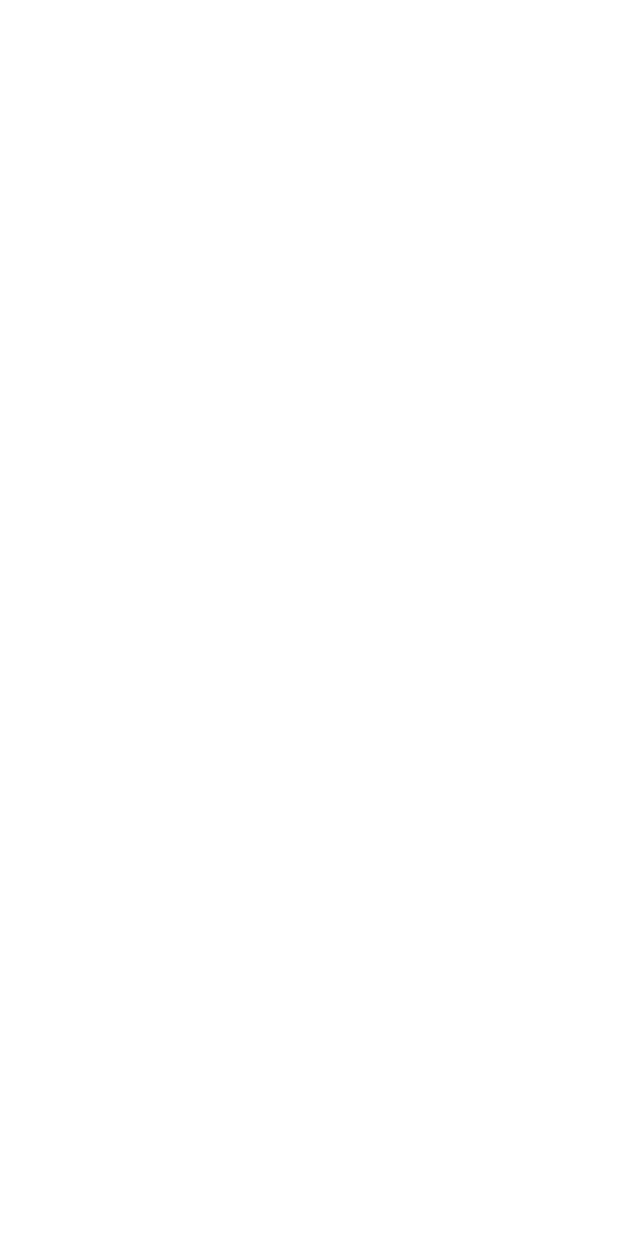
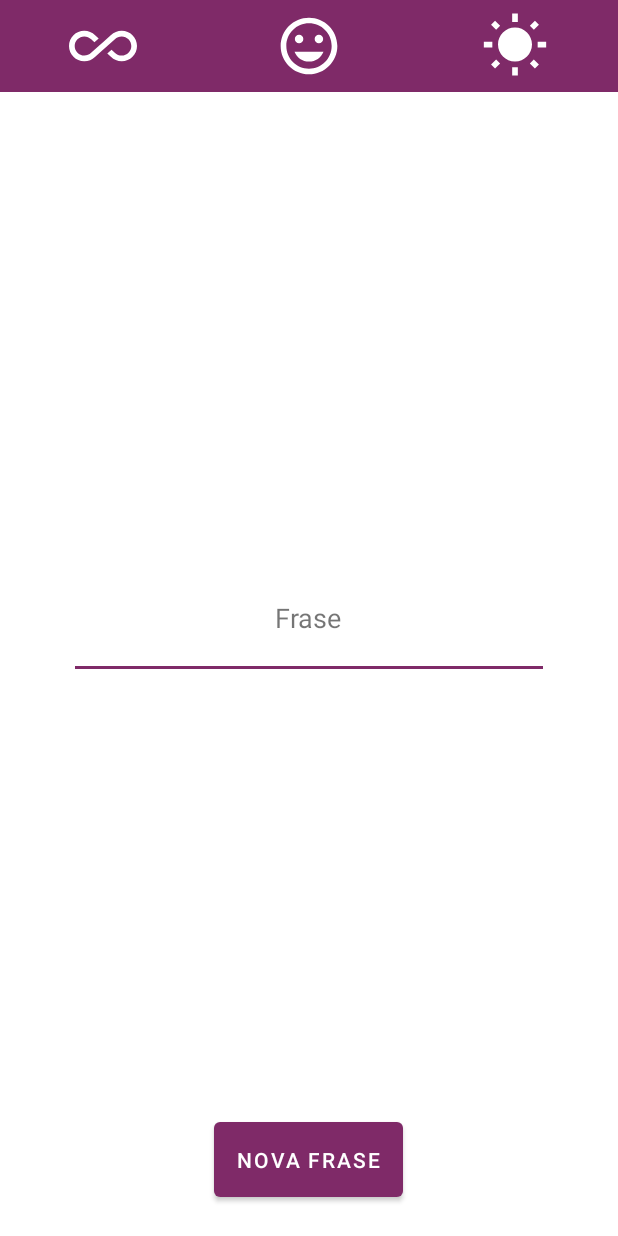
Before and after one commit to jmvgcomp/Gerador-de-Frases-Motivacionais, an Android app: the MainActivity screen opened directly, with no data from a screen before it, on a phone screen of 412 x 824 dp. Before the commit the screen is empty. Run offline under Robolectric (Android 15) with nearby library versions, the phone set to English and light mode, and no system bars.

Commit message:
MainActivity - Design | Parcial

```diff
--- a/app/src/main/java/dev/jmvg/frasesmotivacionais/ui/MainActivity.kt
+++ b/app/src/main/java/dev/jmvg/frasesmotivacionais/ui/MainActivity.kt
@@ -16,7 +16,7 @@ class MainActivity : AppCompatActivity() {
     setContentView(R.layout.activity_main)
 
 
-    val textName = findViewById<TextView>(R.id.editText)
+    val textName = findViewById<TextView>(R.id.textName)
 
     mSecurityPreferences = SecurityPreferences(this)
     textName.text = mSecurityPreferences.getString(MotivationConstants.KEY.PERSON_NAME)
--- /dev/null
+++ b/app/src/main/res/drawable/ic_happy.xml
@@ -0,0 +1,10 @@
+<vector xmlns:android="http://schemas.android.com/apk/res/android"
+    android:width="24dp"
+    android:height="24dp"
+    android:viewportWidth="24"
+    android:viewportHeight="24"
+    android:tint="?attr/colorControlNormal">
+  <path
+      android:fillColor="@android:color/white"
+      android:pathData="M11.99,2C6.47,2 2,6.48 2,12s4.47,10 9.99,10C17.52,22 22,17.52 22,12S17.52,2 11.99,2zM12,20c-4.42,0 -8,-3.58 -8,-8s3.58,-8 8,-8 8,3.58 8,8 -3.58,8 -8,8zM15.5,11c0.83,0 1.5,-0.67 1.5,-1.5S16.33,8 15.5,8 14,8.67 14,9.5s0.67,1.5 1.5,1.5zM8.5,11c0.83,0 1.5,-0.67 1.5,-1.5S9.33,8 8.5,8 7,8.67 7,9.5 7.67,11 8.5,11zM12,17.5c2.33,0 4.31,-1.46 5.11,-3.5L6.89,14c0.8,2.04 2.78,3.5 5.11,3.5z"/>
+</vector>
--- /dev/null
+++ b/app/src/main/res/drawable/ic_infinity.xml
@@ -0,0 +1,10 @@
+<vector xmlns:android="http://schemas.android.com/apk/res/android"
+    android:width="24dp"
+    android:height="24dp"
+    android:viewportWidth="24"
+    android:viewportHeight="24"
+    android:tint="?attr/colorControlNormal">
+  <path
+      android:fillColor="@android:color/white"
+      android:pathData="M18.6,6.62c-1.44,0 -2.8,0.56 -3.77,1.53L12,10.66 10.48,12h0.01L7.8,14.39c-0.64,0.64 -1.49,0.99 -2.4,0.99 -1.87,0 -3.39,-1.51 -3.39,-3.38S3.53,8.62 5.4,8.62c0.91,0 1.76,0.35 2.44,1.03l1.13,1 1.51,-1.34L9.22,8.2C8.2,7.18 6.84,6.62 5.4,6.62 2.42,6.62 0,9.04 0,12s2.42,5.38 5.4,5.38c1.44,0 2.8,-0.56 3.77,-1.53l2.83,-2.5 0.01,0.01L13.52,12h-0.01l2.69,-2.39c0.64,-0.64 1.49,-0.99 2.4,-0.99 1.87,0 3.39,1.51 3.39,3.38s-1.52,3.38 -3.39,3.38c-0.9,0 -1.76,-0.35 -2.44,-1.03l-1.14,-1.01 -1.51,1.34 1.27,1.12c1.02,1.01 2.37,1.57 3.82,1.57 2.98,0 5.4,-2.41 5.4,-5.38s-2.42,-5.37 -5.4,-5.37z"/>
+</vector>
--- /dev/null
+++ b/app/src/main/res/drawable/ic_sun.xml
@@ -0,0 +1,10 @@
+<vector xmlns:android="http://schemas.android.com/apk/res/android"
+    android:width="24dp"
+    android:height="24dp"
+    android:viewportWidth="24"
+    android:viewportHeight="24"
+    android:tint="?attr/colorControlNormal">
+  <path
+      android:fillColor="@android:color/white"
+      android:pathData="M6.76,4.84l-1.8,-1.79 -1.41,1.41 1.79,1.79 1.42,-1.41zM4,10.5L1,10.5v2h3v-2zM13,0.55h-2L11,3.5h2L13,0.55zM20.45,4.46l-1.41,-1.41 -1.79,1.79 1.41,1.41 1.79,-1.79zM17.24,18.16l1.79,1.8 1.41,-1.41 -1.8,-1.79 -1.4,1.4zM20,10.5v2h3v-2h-3zM12,5.5c-3.31,0 -6,2.69 -6,6s2.69,6 6,6 6,-2.69 6,-6 -2.69,-6 -6,-6zM11,22.45h2L13,19.5h-2v2.95zM3.55,18.54l1.41,1.41 1.79,-1.8 -1.41,-1.41 -1.79,1.8z"/>
+</vector>
--- a/app/src/main/res/layout/activity_main.xml
+++ b/app/src/main/res/layout/activity_main.xml
@@ -1,19 +1,94 @@
 <?xml version="1.0" encoding="utf-8"?>
-<androidx.constraintlayout.widget.ConstraintLayout xmlns:android="http://schemas.android.com/apk/res/android"
+<RelativeLayout xmlns:android="http://schemas.android.com/apk/res/android"
     xmlns:app="http://schemas.android.com/apk/res-auto"
     xmlns:tools="http://schemas.android.com/tools"
     android:layout_width="match_parent"
     android:layout_height="match_parent"
     tools:context=".ui.MainActivity">
 
+    <LinearLayout
+        android:id="@+id/linear_menu"
+        android:layout_width="match_parent"
+        android:layout_height="wrap_content"
+        android:orientation="horizontal"
+        android:background="@color/colorPrimary"
+        >
+
+        <ImageView
+            android:id="@+id/imageAll"
+            android:layout_width="0dp"
+            android:layout_weight="1"
+            android:layout_margin="8dp"
+            android:layout_height="45dp"
+            app:tint="@color/white"
+            android:src="@drawable/ic_infinity"
+            />
+
+        <ImageView
+            android:id="@+id/imageHappy"
+            android:layout_width="0dp"
+            android:layout_margin="8dp"
+            android:layout_weight="1"
+            android:layout_height="45dp"
+            android:src="@drawable/ic_happy"
+            app:tint="@color/white" />
+
+        <ImageView
+            android:id="@+id/imageMorning"
+            android:layout_width="0dp"
+            android:layout_weight="1"
+            android:layout_margin="8dp"
+            app:tint="@color/white"
+            android:layout_height="45dp"
+            android:src="@drawable/ic_sun"
+            />
+
+    </LinearLayout>
+
+
+
+
     <TextView
-        android:id="@+id/editText"
+        android:id="@+id/textName"
+        android:layout_below="@id/linear_menu"
+        android:layout_centerHorizontal="true"
+        android:textSize="18sp"
         android:layout_width="wrap_content"
         android:layout_height="wrap_content"
         android:text="Hello World!"
+        android:layout_marginTop="20dp"
         app:layout_constraintBottom_toBottomOf="parent"
         app:layout_constraintLeft_toLeftOf="parent"
         app:layout_constraintRight_toRightOf="parent"
         app:layout_constraintTop_toTopOf="parent" />
 
-</androidx.constraintlayout.widget.ConstraintLayout>
+    <TextView
+        android:id="@+id/textPhrase"
+        android:layout_width="wrap_content"
+        android:layout_height="wrap_content"
+        android:layout_centerInParent="true"
+        android:text="Frase"
+        android:textSize="18sp" />
+
+    <View
+        android:layout_width="match_parent"
+        android:layout_height="2dp"
+        android:layout_below="@id/textPhrase"
+        android:background="@color/colorPrimary"
+        android:layout_centerHorizontal="true"
+        android:layout_marginTop="20dp"
+        android:layout_marginHorizontal="50dp"/>
+
+    <Button
+        android:id="@+id/buttonNewPhrase"
+        android:layout_width="wrap_content"
+        android:layout_height="wrap_content"
+        android:layout_centerHorizontal="true"
+        android:layout_alignParentBottom="true"
+        android:padding="15dp"
+        android:text="NOVA FRASE"
+        android:textColor="@color/white"
+        android:layout_marginBottom="20dp"
+        />
+
+</RelativeLayout>
```
